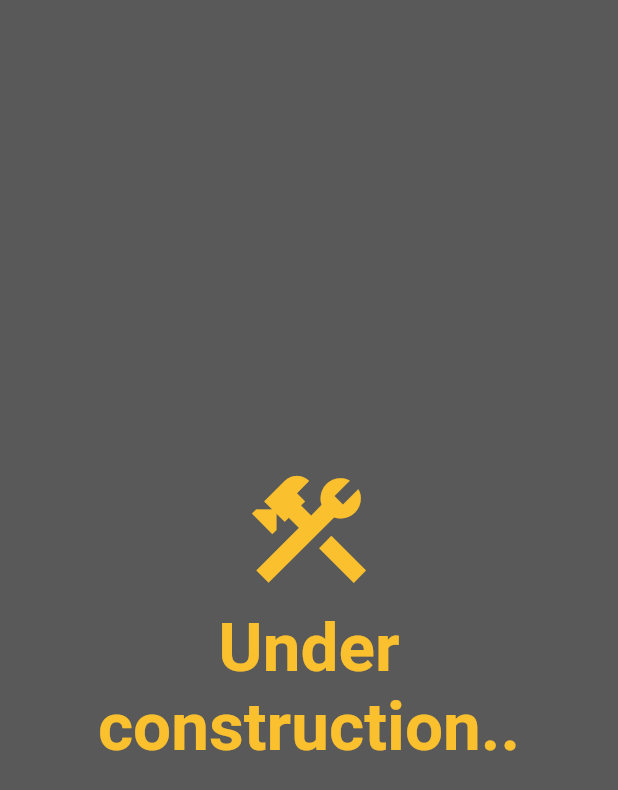
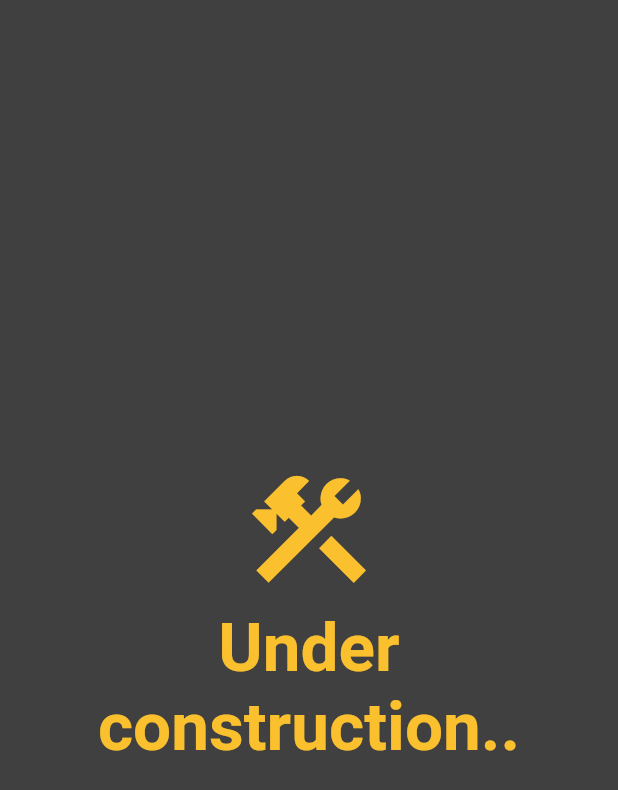
Before and after one commit to Oqtavios/itsleo.cc, a Flutter app: the screen it shows after launch, on a phone screen of 412 x 824 dp. Shown: the top 790 px of the screen. Run offline on Flutter 3.47's test engine with Material 2 defaults, Android fonts, the phone set to English and light mode, and no system bars.

Commit message:
Played with color

```diff
--- a/lib/main.dart
+++ b/lib/main.dart
@@ -12,7 +12,9 @@ class MyApp extends StatelessWidget {
       theme: ThemeData(
         primarySwatch: Colors.yellow,
         accentColor: Colors.yellow.shade700,
-        canvasColor: Colors.black.withOpacity(0.65),
+        canvasColor: Colors.black.withOpacity(0.75),
+        scaffoldBackgroundColor: Colors.black.withOpacity(0.75),
+        backgroundColor: Colors.black.withOpacity(0.75),
         brightness: Brightness.dark,
       ),
       home: MyHomePage(),
--- a/pubspec.yaml
+++ b/pubspec.yaml
@@ -15,7 +15,7 @@ publish_to: 'none' # Remove this line if you wish to publish to pub.dev
 # In iOS, build-name is used as CFBundleShortVersionString while build-number used as CFBundleVersion.
 # Read more about iOS versioning at
 # https://developer.apple.com/library/archive/documentation/General/Reference/InfoPlistKeyReference/Articles/CoreFoundationKeys.html
-version: 0.0.1+1
+version: 0.0.2+0
 
 environment:
   sdk: ">=2.12.0 <3.0.0"
```
Also changed, not shown: 1 other file.
